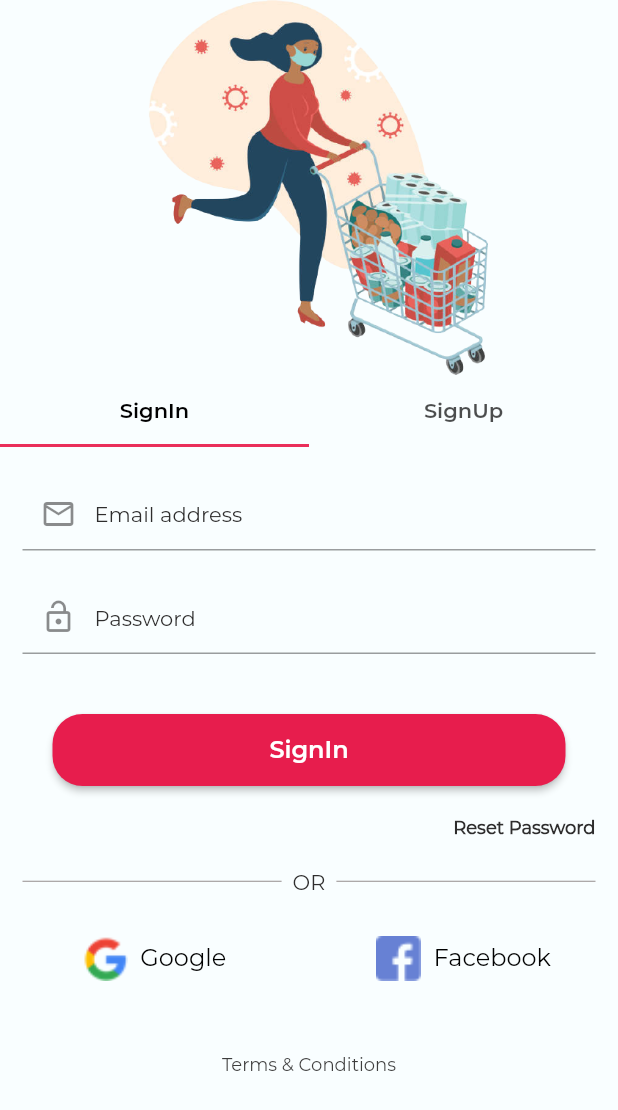
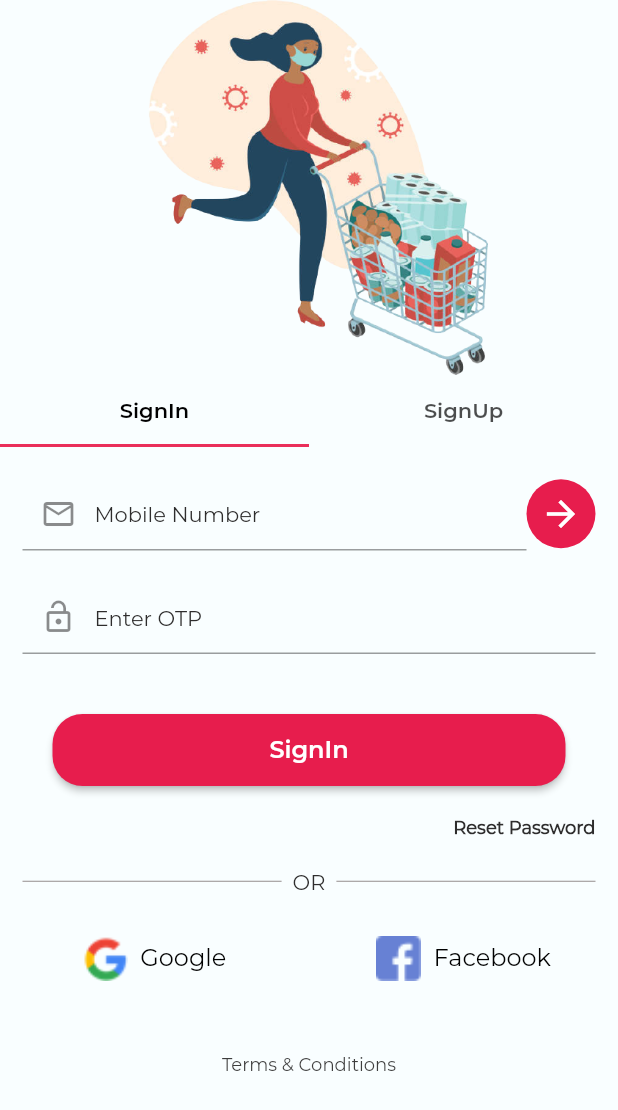
Before and after one commit to hariom007/groceryapp, a Flutter app: the LoginPage screen opened by its route, on a phone screen of 412 x 824 dp. Shown: the top 1110 px of the screen. Run offline on Flutter 3.47's test engine with Material 2 defaults, Android fonts, the light colour scheme and no system bars; our stand-ins replace flutter_spinkit, flutter_swiper; Roboto replaces fonts that are missing (montserrat-regular, montserrat-semibold); project files that could hold a hidden picture were left out.

Commit message:
05:55 pm

```diff
--- a/lib/Authorization/LoginPage/loginPage.dart
+++ b/lib/Authorization/LoginPage/loginPage.dart
@@ -1,4 +1,6 @@
 import 'package:flutter/material.dart';
+import 'package:flutter/services.dart';
+import 'package:groceryapp/Authorization/fillpersoninfo.dart';
 import 'package:groceryapp/MyNavigator/myNavigator.dart';
 import 'package:groceryapp/Values/AppColors.dart';
 
@@ -87,15 +89,20 @@ class _LoginPageState extends State<LoginPage> with TickerProviderStateMixin {
                                 child: Column(
                                   crossAxisAlignment: CrossAxisAlignment.start,
                                   children: [
-
-                                    TextField(
+                                    Row(
+                                      crossAxisAlignment: CrossAxisAlignment.center,
+                                      children: [
+                                        Expanded(
+                                          child: TextField(
                                             style: TextStyle(
                                               color: AppColors.black,
                                               fontSize: 14,
                                               fontFamily: 'Montserrat-semibold',
                                             ),
+                                            inputFormatters: [FilteringTextInputFormatter.digitsOnly],
+                                            keyboardType: TextInputType.phone,
                                             decoration: InputDecoration(
-                                          hintText: "Email address",
+                                                hintText: "Mobile Number",
                                                 hintStyle: TextStyle(
                                                   color: AppColors.grey_90,
                                                   fontSize: 14,
@@ -104,6 +111,20 @@ class _LoginPageState extends State<LoginPage> with TickerProviderStateMixin {
                                                 prefixIcon: Icon(Icons.mail_outline),
                                                 contentPadding: EdgeInsets.symmetric(horizontal: 20.0, vertical: 16.0)
                                             ),
+                                          ),
+                                        ),
+                                        CircleAvatar(
+                                          radius: 23,
+                                          backgroundColor: AppColors.appColor2,
+                                          child: IconButton(
+                                            onPressed: (){
+
+                                            },
+                                            icon: Icon(Icons.arrow_forward,color: AppColors.white_00,size : 28),
+                                          ),
+                                        ),
+
+                                      ],
                                     ),
                                     SizedBox(height: 20,),
                                     TextField(
@@ -114,7 +135,7 @@ class _LoginPageState extends State<LoginPage> with TickerProviderStateMixin {
                                       ),
                                       obscureText: true,
                                       decoration: InputDecoration(
-                                          hintText: "Password",
+                                          hintText: "Enter OTP  ",
                                           hintStyle: TextStyle(
                                             color: AppColors.grey_90,
                                             fontSize: 14,
@@ -238,33 +259,20 @@ class _LoginPageState extends State<LoginPage> with TickerProviderStateMixin {
                                 child: Column(
                                   crossAxisAlignment: CrossAxisAlignment.start,
                                   children: [
-
-                                    TextField(
+                                    Row(
+                                      crossAxisAlignment: CrossAxisAlignment.center,
+                                      children: [
+                                        Expanded(
+                                          child: TextField(
                                             style: TextStyle(
                                               color: AppColors.black,
                                               fontSize: 14,
                                               fontFamily: 'Montserrat-semibold',
                                             ),
+                                            inputFormatters: [FilteringTextInputFormatter.digitsOnly],
+                                            keyboardType: TextInputType.phone,
                                             decoration: InputDecoration(
-                                          hintText: "Username",
-                                          hintStyle: TextStyle(
-                                            color: AppColors.grey_90,
-                                            fontSize: 14,
-                                            fontFamily: 'Montserrat-Regular',
-                                          ),
-                                          prefixIcon: Icon(Icons.person_outline),
-                                          contentPadding: EdgeInsets.symmetric(horizontal: 20.0, vertical: 16.0)
-                                      ),
-                                    ),
-                                    SizedBox(height: 20,),
-                                    TextField(
-                                      style: TextStyle(
-                                        color: AppColors.black,
-                                        fontSize: 14,
-                                        fontFamily: 'Montserrat-semibold',
-                                      ),
-                                      decoration: InputDecoration(
-                                          hintText: "Email address",
+                                                hintText: "Mobile Number",
                                                 hintStyle: TextStyle(
                                                   color: AppColors.grey_90,
                                                   fontSize: 14,
@@ -273,6 +281,20 @@ class _LoginPageState extends State<LoginPage> with TickerProviderStateMixin {
                                                 prefixIcon: Icon(Icons.mail_outline),
                                                 contentPadding: EdgeInsets.symmetric(horizontal: 20.0, vertical: 16.0)
                                             ),
+                                          ),
+                                        ),
+                                        CircleAvatar(
+                                          radius: 23,
+                                          backgroundColor: AppColors.appColor2,
+                                          child: IconButton(
+                                            onPressed: (){
+
+                                            },
+                                            icon: Icon(Icons.arrow_forward,color: AppColors.white_00,size : 28),
+                                          ),
+                                        ),
+
+                                      ],
                                     ),
                                     SizedBox(height: 20,),
                                     TextField(
@@ -283,7 +305,7 @@ class _LoginPageState extends State<LoginPage> with TickerProviderStateMixin {
                                       ),
                                       obscureText: true,
                                       decoration: InputDecoration(
-                                          hintText: "Password",
+                                          hintText: "Enter OTP  ",
                                           hintStyle: TextStyle(
                                             color: AppColors.grey_90,
                                             fontSize: 14,
@@ -305,7 +327,7 @@ class _LoginPageState extends State<LoginPage> with TickerProviderStateMixin {
                                           ),
                                           child: Padding(
                                             padding: EdgeInsets.symmetric(horizontal: 0,vertical: 14),
-                                            child: Text('SignUp',
+                                            child: Text('Verify OTP',
                                               style: TextStyle(
                                                   color: AppColors.white_00,
                                                   fontWeight: FontWeight.bold,
@@ -314,7 +336,7 @@ class _LoginPageState extends State<LoginPage> with TickerProviderStateMixin {
                                               ),),
                                           ),
                                           onPressed: (){
-                                            MyNavigator.goToDashBoard(context);
+                                            Navigator.push(context, MaterialPageRoute(builder: (context)=>FillPersonInfo()));
                                           },
                                         ),
                                       ),
--- a/lib/MyNavigator/myNavigator.dart
+++ b/lib/MyNavigator/myNavigator.dart
@@ -17,9 +17,12 @@ class MyNavigator{
     Navigator.of(context).pushNamedAndRemoveUntil('/splashscreen', (route) => false);
   }
 
-
   static void goToHomePage(BuildContext context){
     Navigator.of(context).pushNamedAndRemoveUntil('/homePage', (route) => false);
   }
 
+  static void goToSelectLanguage(BuildContext context){
+    Navigator.of(context).pushNamedAndRemoveUntil('/selectLanguage', (route) => false);
+  }
+
 }
--- a/lib/main.dart
+++ b/lib/main.dart
@@ -1,6 +1,8 @@
 import 'package:flutter/material.dart';
 import 'package:groceryapp/Authorization/IntroScreen/introScreen.dart';
 import 'package:groceryapp/Authorization/LoginPage/loginPage.dart';
+import 'package:groceryapp/Authorization/SplashScreen/splashscreen.dart';
+import 'package:groceryapp/Authorization/selectLanguage.dart';
 import 'package:groceryapp/UIDashBoard/HomePage/homePage.dart';
 import 'package:groceryapp/UIDashBoard/dashBoard.dart';
 import 'Values/AppColors.dart';
@@ -15,7 +17,7 @@ class GroceryApp extends StatelessWidget {
   Widget build(BuildContext context) {
     return MaterialApp(
       debugShowCheckedModeBanner: false,
-      home: IntroScreen(),
+      home: SplashScreen(),
       title: 'Grocery App',
       theme: ThemeData(
           primaryColor: AppColors.primaryColor,
@@ -49,6 +51,7 @@ class GroceryApp extends StatelessWidget {
         '/dashBoard' : (BuildContext context) => DashBoard(),
         '/introScreen' : (BuildContext context) => IntroScreen(),
         '/homePage':  (BuildContext context) => HomePage(),
+        '/selectLanguage':  (BuildContext context) => SelectLanguage(),
       },
     );
   }
--- a/pubspec.yaml
+++ b/pubspec.yaml
@@ -29,7 +29,7 @@ dependencies:
   # Use with the CupertinoIcons class for iOS style icons.
   cupertino_icons: ^1.0.2
   flutter_swiper: ^1.1.6
-
+  flutter_spinkit: ^5.0.0
 
 dev_dependencies:
   flutter_test:
```
Also changed, not shown: lib/Authorization/SplashScreen/splashscreen.dart (added, +44 -0 lines), lib/Authorization/fillpersoninfo.dart (added, +113 -0 lines), lib/Authorization/selectLanguage.dart (added, +98 -0 lines), lib/UIDashBoard/HomePage/allProducts.dart (+22 -17 lines), assets/icon/bread.png (added), assets/icon/logoname.png (added), assets/icon/milk.png (added), assets/image/apple.jpeg (added), assets/image/pineapple.jpeg (added), assets/image/pomegranate.jpeg (added), assets/image/straw.jpeg (added), pubspec.lock. Lines whose indentation alone changed are shown as unchanged.
